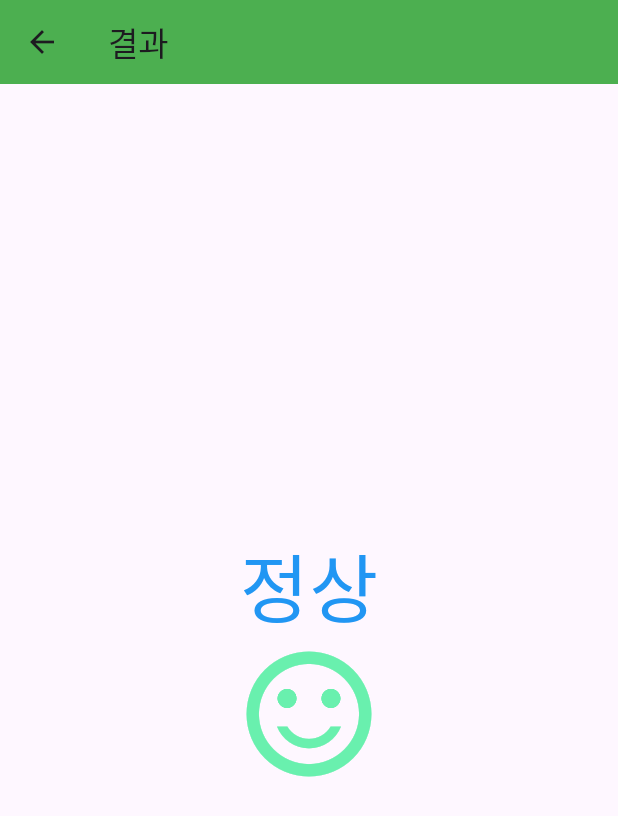
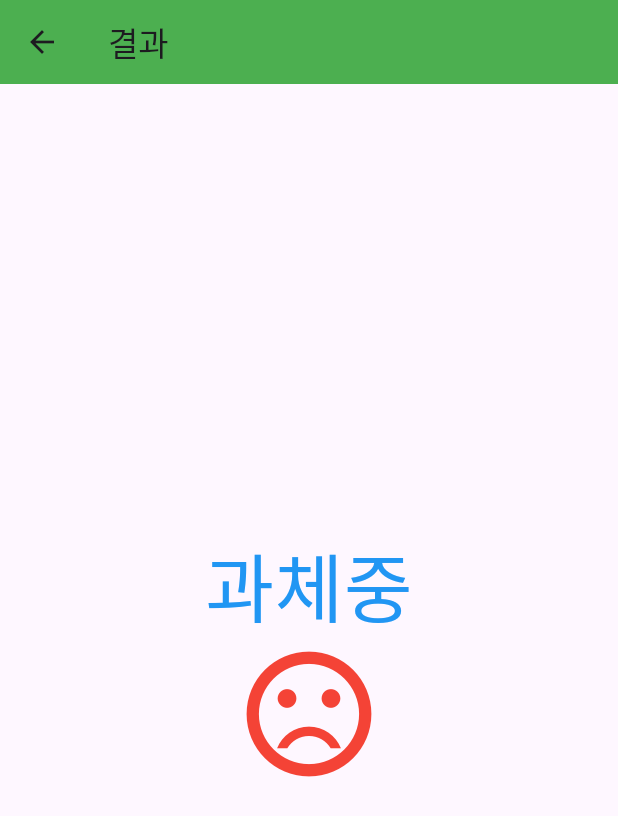
Before and after one commit to iikkkkyy/bmi_calculator, a Flutter app: the ResultScreen screen opened directly, on a phone screen of 412 x 824 dp. Shown: the top 816 px of the screen. Run offline on Flutter 3.47's test engine with Material 3 defaults, Android fonts, the phone set to English and light mode, and no system bars.

Commit message:
결과 화면 bmi별 분기처리

```diff
--- a/lib/main/main_screen.dart
+++ b/lib/main/main_screen.dart
@@ -63,6 +63,7 @@ class _MainScreenState extends State<MainScreen> {
                   if (_formKey.currentState?.validate() ?? false) {
                     return;
                   }
+
                   Navigator.push(
                     context,
                     MaterialPageRoute(
@@ -73,7 +74,7 @@ class _MainScreenState extends State<MainScreen> {
                     ),
                   );
                 },
-                child: Text('결과'),
+                child: const Text('결과'),
               )
             ],
           ),
--- a/lib/result/result_screen.dart
+++ b/lib/result/result_screen.dart
@@ -4,26 +4,63 @@ class ResultScreen extends StatelessWidget {
   final double height;
   final double weight;
 
+  String _calcBmi(double bmi) {
+    String result = '저체중';
+    if (bmi >= 35) {
+      result = '고도 비만';
+    } else if (bmi >= 30) {
+      result = '2단계 비만';
+    } else if (bmi >= 25) {
+      result = '1단계 비만';
+    } else if (bmi >= 23) {
+      result = '과체중';
+    } else if (bmi >= 18.5) {
+      result = '정상';
+    }
+    return result;
+  }
+
+  Widget _buildIcon(double bmi) {
+    Icon icon = const Icon(
+      Icons.sentiment_satisfied_alt,
+      size: 100,
+      color: Colors.greenAccent,
+    );
+    if (bmi >= 23) {
+      icon = const Icon(
+        Icons.sentiment_very_dissatisfied,
+        size: 100,
+        color: Colors.red,
+      );
+    } else if (bmi >= 18.5) {
+      icon = const Icon(
+        Icons.sentiment_satisfied_alt,
+        size: 100,
+        color: Colors.greenAccent,
+      );
+    }
+    return icon;
+  }
+
   @override
   Widget build(BuildContext context) {
+    final bmi = weight / ((height / 100) * (height / 100));
+    String result = '정상';
+
     return Scaffold(
       appBar: AppBar(
         title: const Text('결과'),
         backgroundColor: Colors.green,
       ),
-      body: const Center(
+      body: Center(
         child: Column(
           mainAxisAlignment: MainAxisAlignment.center,
           children: [
             Text(
-              '정상',
-              style: TextStyle(fontSize: 50,color: Colors.blue),
+              _calcBmi(bmi),
+              style: const TextStyle(fontSize: 50, color: Colors.blue),
             ),
-            Icon(
-              Icons.sentiment_satisfied_alt,
-              size: 100,
-              color: Colors.greenAccent,
-            )
+            _buildIcon(bmi),
           ],
         ),
       ),
```
